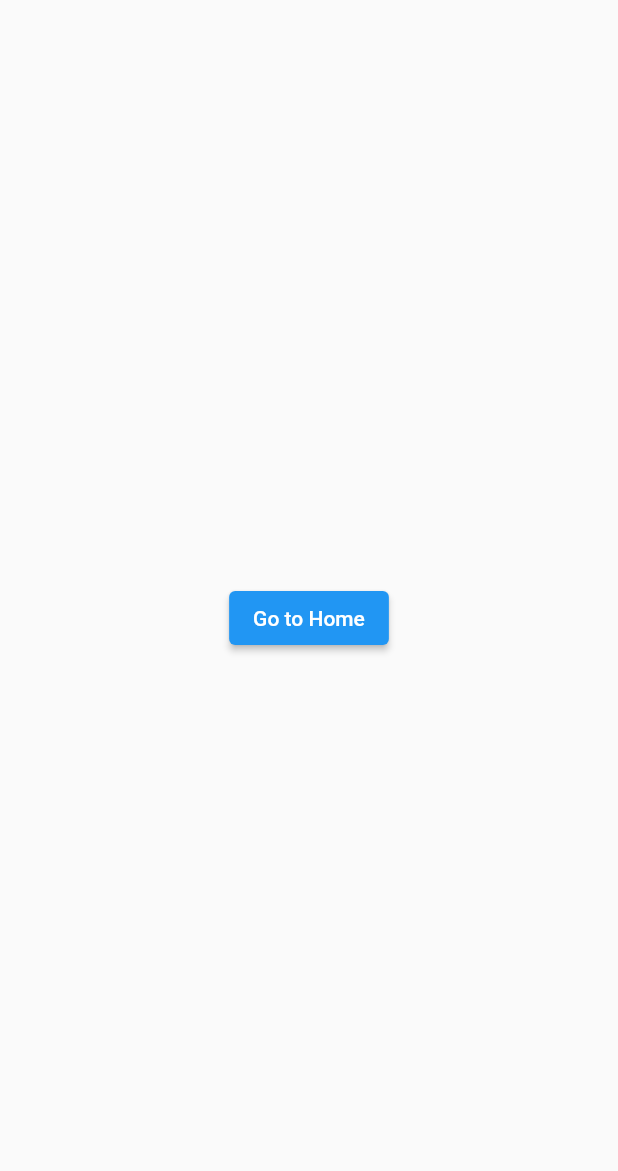
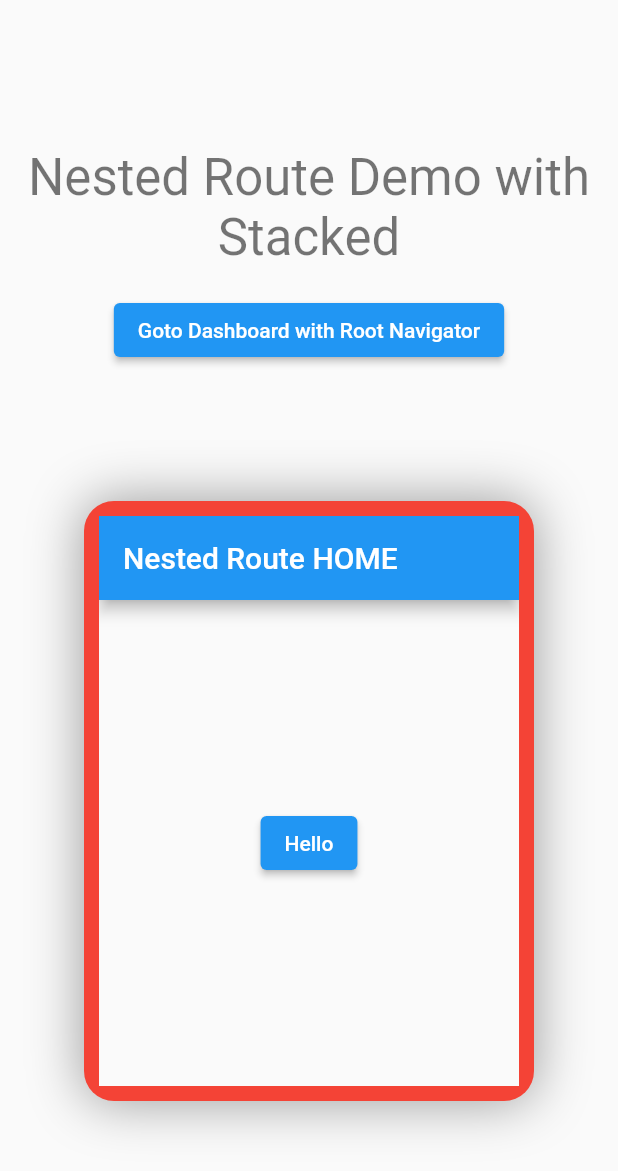
Before and after one commit to PocketSystems/FlutterStarterApp, a Flutter app: the screen it shows after launch, on a phone screen of 412 x 824 dp. Shown: the top 1171 px of the screen. Run offline on Flutter 3.47's test engine with Material 2 defaults, Android fonts, the phone set to English and light mode, and no system bars; our stand-ins replace connectivity, dio, flutter_keyboard_visibility, freezed_annotation, package_info, stacked and 1 more.

Commit message:
- Setup Nested Navigation with Stacked NavigationService

```diff
--- a/lib/src/configs/app_setup.router.dart
+++ b/lib/src/configs/app_setup.router.dart
@@ -10,15 +10,17 @@ import 'package:flutter/material.dart';
 import 'package:stacked/stacked.dart';
 import 'package:stacked/stacked_annotations.dart';
 
+import '../views/about/about_view.dart';
+import '../views/dashboard/dashboard_view.dart';
 import '../views/home/home_view.dart';
 import '../views/splash/splash_view.dart';
 
 class Routes {
   static const String splashView = '/';
-  static const String homeView = '/home-view';
+  static const String dashboardView = '/dashboard-view';
   static const all = <String>{
     splashView,
-    homeView,
+    dashboardView,
   };
 }
 
@@ -26,23 +28,61 @@ class StackedRouter extends RouterBase {
   @override
   List<RouteDef> get routes => _routes;
   final _routes = <RouteDef>[
-    RouteDef(Routes.splashView, page: SplashView),
-    RouteDef(Routes.homeView, page: HomeView),
+    RouteDef(
+      Routes.splashView,
+      page: SplashView,
+      generator: SplashViewRouter(),
+    ),
+    RouteDef(Routes.dashboardView, page: DashboardView),
   ];
   @override
   Map<Type, StackedRouteFactory> get pagesMap => _pagesMap;
   final _pagesMap = <Type, StackedRouteFactory>{
     SplashView: (data) {
-      return MaterialPageRoute<MaterialRoute<dynamic>>(
+      return MaterialPageRoute<dynamic>(
         builder: (context) => SplashView(),
         settings: data,
       );
     },
-    HomeView: (data) {
-      return MaterialPageRoute<MaterialRoute<dynamic>>(
-        builder: (context) => HomeView(),
+    DashboardView: (data) {
+      return MaterialPageRoute<dynamic>(
+        builder: (context) => DashboardView(),
         settings: data,
       );
     },
   };
 }
+
+class SplashViewRoutes {
+  static const String homeView = '/';
+  static const String aboutView = '/about-view';
+  static const all = <String>{
+    homeView,
+    aboutView,
+  };
+}
+
+class SplashViewRouter extends RouterBase {
+  @override
+  List<RouteDef> get routes => _routes;
+  final _routes = <RouteDef>[
+    RouteDef(SplashViewRoutes.homeView, page: HomeView),
+    RouteDef(SplashViewRoutes.aboutView, page: AboutView),
+  ];
+  @override
+  Map<Type, StackedRouteFactory> get pagesMap => _pagesMap;
+  final _pagesMap = <Type, StackedRouteFactory>{
+    HomeView: (data) {
+      return MaterialPageRoute<dynamic>(
+        builder: (context) => HomeView(),
+        settings: data,
+      );
+    },
+    AboutView: (data) {
+      return MaterialPageRoute<dynamic>(
+        builder: (context) => AboutView(),
+        settings: data,
+      );
+    },
+  };
+}
--- a/lib/src/services/local/navigation_service.dart
+++ b/lib/src/services/local/navigation_service.dart
@@ -10,11 +10,32 @@ class NavService {
   // key
   static GlobalKey<NavigatorState>? get key => StackedService.navigatorKey;
 
+  // key for nested navigator to be used in SplashView
+  static final _splashViewNavigatorId = 0;
+  static GlobalKey<NavigatorState>? get nestedNavKey =>
+      StackedService.nestedNavigationKey(_splashViewNavigatorId);
+
   // on generate route
   static Route<dynamic>? Function(RouteSettings) get onGenerateRoute =>
       StackedRouter().onGenerateRoute;
 
-  // routes with args
-  static Future<dynamic>? home({dynamic arguments}) => _navigationService!
-      .clearStackAndShow(Routes.homeView, arguments: arguments);
+  // on generate route
+  static Route<dynamic>? Function(RouteSettings, [String])
+      get onSplashViewGenerateRoute => SplashViewRouter().onGenerateRoute;
+
+  // nested routes with args for root navigator
+  static Future<dynamic>? spalsh({dynamic arguments}) => _navigationService!
+      .clearStackAndShow(Routes.splashView, arguments: arguments);
+
+  static Future<dynamic>? dashboard({dynamic arguments}) => _navigationService!
+      .navigateTo(Routes.dashboardView, arguments: arguments);
+
+  // nested routes in SplashView with args
+  static Future<dynamic>? home({dynamic arguments}) =>
+      _navigationService!.clearStackAndShow(SplashViewRoutes.homeView,
+          arguments: arguments, id: _splashViewNavigatorId);
+
+  static Future<dynamic>? about({dynamic arguments}) =>
+      _navigationService!.navigateTo(SplashViewRoutes.aboutView,
+          arguments: arguments, id: _splashViewNavigatorId);
 }
--- /dev/null
+++ b/lib/src/views/about/about_view_model.dart
@@ -0,0 +1,3 @@
+import 'package:stacked/stacked.dart';
+
+class AboutViewModel extends BaseViewModel {}
--- /dev/null
+++ b/lib/src/views/dashboard/dashboard_view_model.dart
@@ -0,0 +1,3 @@
+import 'package:stacked/stacked.dart';
+
+class DashboardViewModel extends BaseViewModel {}
--- a/lib/src/views/home/home_view.dart
+++ b/lib/src/views/home/home_view.dart
@@ -1,5 +1,6 @@
 import 'package:flutter/material.dart';
 import 'package:flutter/cupertino.dart';
+import 'package:flutter_starter_app/src/services/local/navigation_service.dart';
 import 'package:flutter_starter_app/src/views/home/home_view_model.dart';
 import 'package:stacked/stacked.dart';
 
@@ -8,7 +9,12 @@ class HomeView extends StatelessWidget {
   Widget build(BuildContext context) {
     return ViewModelBuilder<HomeViewModel>.nonReactive(
       builder: (context, model, child) => Scaffold(
-        body: Center(child: Text('Home')),
+        appBar: AppBar(
+          title: Text("Nested Route HOME"),
+        ),
+        body: Center(
+            child: ElevatedButton(
+                onPressed: NavService.about, child: Text("Hello"))),
       ),
       viewModelBuilder: () => HomeViewModel(),
     );
--- a/lib/src/views/splash/splash_view.dart
+++ b/lib/src/views/splash/splash_view.dart
@@ -1,19 +1,62 @@
 import 'package:flutter/cupertino.dart';
 import 'package:flutter/material.dart';
+import 'package:flutter_starter_app/src/configs/app_setup.router.dart';
 import 'package:flutter_starter_app/src/services/local/navigation_service.dart';
+import 'package:flutter_starter_app/src/shared/spacing.dart';
+import 'package:stacked_services/stacked_services.dart';
+import 'package:flutter_starter_app/src/base/utils/utils.dart';
 
 class SplashView extends StatelessWidget {
   @override
   Widget build(BuildContext context) {
     return Scaffold(
-      body: Center(
-        child: Column(
-          mainAxisAlignment: MainAxisAlignment.center,
-          children: [
-            ElevatedButton(
-                onPressed: () => NavService.home(), child: Text('Go to Home'))
-          ],
-        ),
+      body: Column(
+        crossAxisAlignment: CrossAxisAlignment.center,
+        children: [
+          Spacer(),
+          Padding(
+            padding: const EdgeInsets.all(8.0),
+            child: Text("Nested Route Demo with Stacked",
+                style: context.appTextTheme().headline4,
+                textAlign: TextAlign.center),
+          ),
+          VerticalSpacing(10),
+          ElevatedButton(
+              onPressed: NavService.dashboard,
+              child: Text("Goto Dashboard with Root Navigator")),
+          Spacer(),
+          Row(
+            mainAxisAlignment: MainAxisAlignment.center,
+            children: [
+              Container(
+                padding: EdgeInsets.all(10),
+                decoration: BoxDecoration(
+                    color: Colors.red,
+                    borderRadius: BorderRadius.circular(20),
+                    boxShadow: [
+                      BoxShadow(
+                          offset: Offset(0, 0),
+                          spreadRadius: 1,
+                          blurRadius: 30,
+                          color: Colors.grey)
+                    ]),
+                width: 300,
+                height: 400,
+                child: Navigator(
+                  key: NavService.nestedNavKey,
+                  observers: [
+                    GetObserver((_) {}, Get.routing)
+                  ], // <----- this added
+                  onGenerateRoute: (settings) {
+                    return NavService.onSplashViewGenerateRoute(
+                        settings, Routes.splashView);
+                  },
+                ),
+              ),
+            ],
+          ),
+          Spacer(),
+        ],
       ),
     );
   }
```
Also changed, not shown: lib/src/configs/app_setup.dart (+7 -2 lines), lib/src/views/about/about_view.dart (added, +18 -0 lines), lib/src/views/dashboard/dashboard_view.dart (added, +20 -0 lines).
